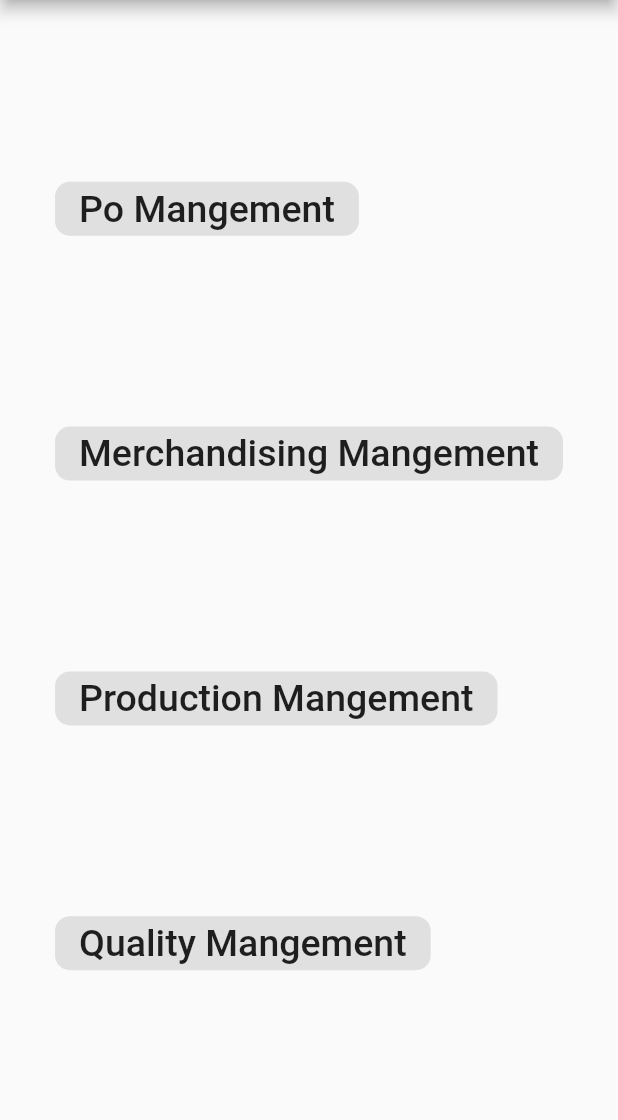
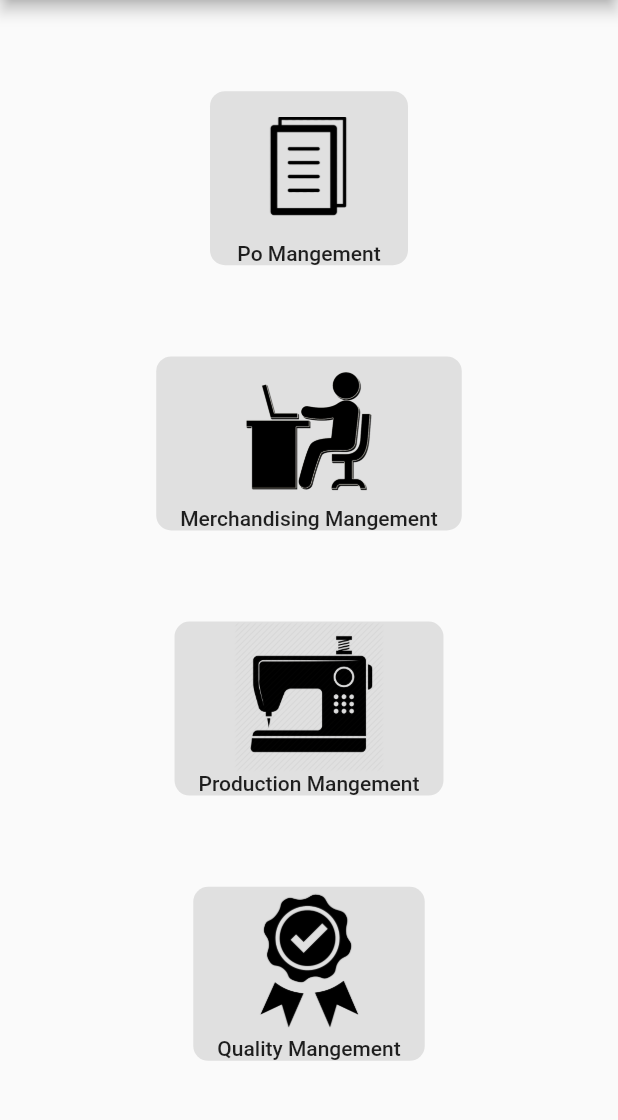
Before and after one commit to sambitraze/AARVI_TEXTILES, a Flutter app: the HomePage screen opened by its route, on a phone screen of 412 x 824 dp, the part 84-1204 px from its top. Run offline on Flutter 3.47's test engine with Material 2 defaults, Android fonts, the phone set to English and light mode, and no system bars; our stand-ins replace cloud_firestore, file_picker, firebase_auth, firebase_storage, flutter_datetime_picker; missing offline and left inert: json_table; accounts and stored records are empty.

Commit message:
update and upload

```diff
--- a/lib/Screens/HomePage.dart
+++ b/lib/Screens/HomePage.dart
@@ -14,7 +14,7 @@ class _HomePageState extends State<HomePage> {
       ),
       body: Center(
         child: Column(
-          crossAxisAlignment: CrossAxisAlignment.start,
+          crossAxisAlignment: CrossAxisAlignment.center,
           mainAxisAlignment: MainAxisAlignment.spaceEvenly,
           children: <Widget>[
             FlatButton(
@@ -24,7 +24,13 @@ class _HomePageState extends State<HomePage> {
               onPressed: () {
                 Navigator.pushNamed(context, '/PoMang');
               },
-              child: Text('Po Mangement', style: TextStyle(fontSize: 25.0)),
+              child: Column(
+                crossAxisAlignment: CrossAxisAlignment.center,
+                children: <Widget>[
+                  Image.asset('images/po.png', height: 100.0, width: 100.0,),
+                  Text('Po Mangement')
+                ],
+              )
             ),
             FlatButton(
               color: Colors.grey[300],
@@ -33,7 +39,13 @@ class _HomePageState extends State<HomePage> {
               onPressed: () {
                 Navigator.pushNamed(context, '/MerchandisingMang');
               },
-              child: Text('Merchandising Mangement', style: TextStyle(fontSize: 25.0)),
+              child: Column(
+                crossAxisAlignment: CrossAxisAlignment.center,
+                children: <Widget>[
+                  Image.asset('images/merchandise.png', height: 100.0, width: 100.0,),
+                  Text('Merchandising Mangement')
+                ],
+              )
             ),
             FlatButton(
               color: Colors.grey[300],
@@ -42,7 +54,13 @@ class _HomePageState extends State<HomePage> {
               onPressed: () {
                 Navigator.pushNamed(context, '/ProductionMang');
               },
-              child: Text('Production Mangement', style: TextStyle(fontSize: 25.0)),
+              child: Column(
+                crossAxisAlignment: CrossAxisAlignment.center,
+                children: <Widget>[
+                  Image.asset('images/production.png', height: 100, width: 100,),
+                  Text('Production Mangement')
+                ],
+              )
             ),
             FlatButton(
               color: Colors.grey[300],
@@ -51,7 +69,13 @@ class _HomePageState extends State<HomePage> {
               onPressed: () {
                 Navigator.pushNamed(context, '/QualityMang');
               },
-              child: Text('Quality Mangement', style: TextStyle(fontSize: 25.0)),
+              child: Column(
+                crossAxisAlignment: CrossAxisAlignment.center,
+                children: <Widget>[
+                  Image.asset('images/quality.png', height: 100.0, width: 100.0,),
+                  Text('Quality Mangement')
+                ],
+              )
             ),
           ],
         ),
--- a/pubspec.yaml
+++ b/pubspec.yaml
@@ -37,6 +37,7 @@ flutter:
   # To add assets to your application, add an assets section, like this:
   assets:
     - assets/HPR.json
+    - images/
 
   # An image asset can refer to one or more resolution-specific "variants", see
   # https://flutter.dev/assets-and-images/#resolution-aware.
```
Also changed, not shown: images/merchandise.png (added), images/po.png (added), images/production.png (added), images/quality.png (added), pubspec.lock.
